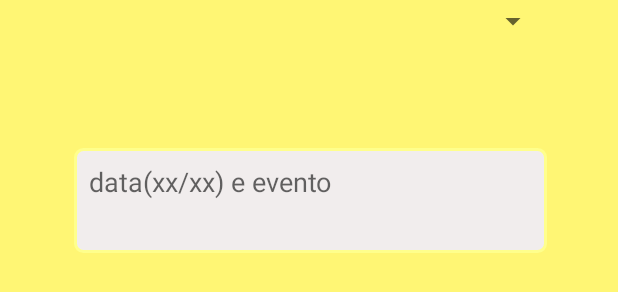
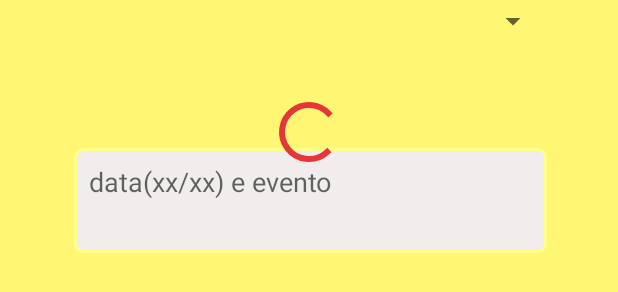
Before and after one commit to CristianeMaragno/PD2-DiretoriaApp, an Android app: the layout activity_calendario.xml on its own in the app's theme, with its tools: preview values and no code run, on a phone screen of 412 x 824 dp. Shown: the part 288-580 px from the top of the screen. Run offline under Robolectric (Android 15) with nearby library versions, the phone set to English and light mode, and no system bars.

```diff
--- a/app/src/main/res/layout/activity_calendario.xml
+++ b/app/src/main/res/layout/activity_calendario.xml
@@ -108,4 +108,17 @@
         app:layout_constraintStart_toStartOf="@+id/editTextCalendario"
         app:layout_constraintTop_toBottomOf="@+id/editTextCalendario" />
 
+    <ProgressBar
+        android:id="@+id/progressBarCalendario"
+        style="?android:attr/progressBarStyle"
+        android:layout_width="wrap_content"
+        android:layout_height="wrap_content"
+        android:indeterminate="true"
+        android:theme="@style/ProgressTheme"
+        app:layout_constraintBottom_toBottomOf="parent"
+        app:layout_constraintEnd_toEndOf="parent"
+        app:layout_constraintStart_toStartOf="parent"
+        app:layout_constraintTop_toTopOf="parent"
+        app:layout_constraintVertical_bias="0.32999998" />
+
 </androidx.constraintlayout.widget.ConstraintLayout>
```
Also changed, not shown: app/src/main/java/com/cristianerm/pd2diretoria/CalendarioActivity.java (+8 -0 lines), app/src/main/java/com/cristianerm/pd2diretoria/RecadosActivity.java (+14 -0 lines), app/src/main/res/layout/activity_recados.xml (+77 -0 lines).
